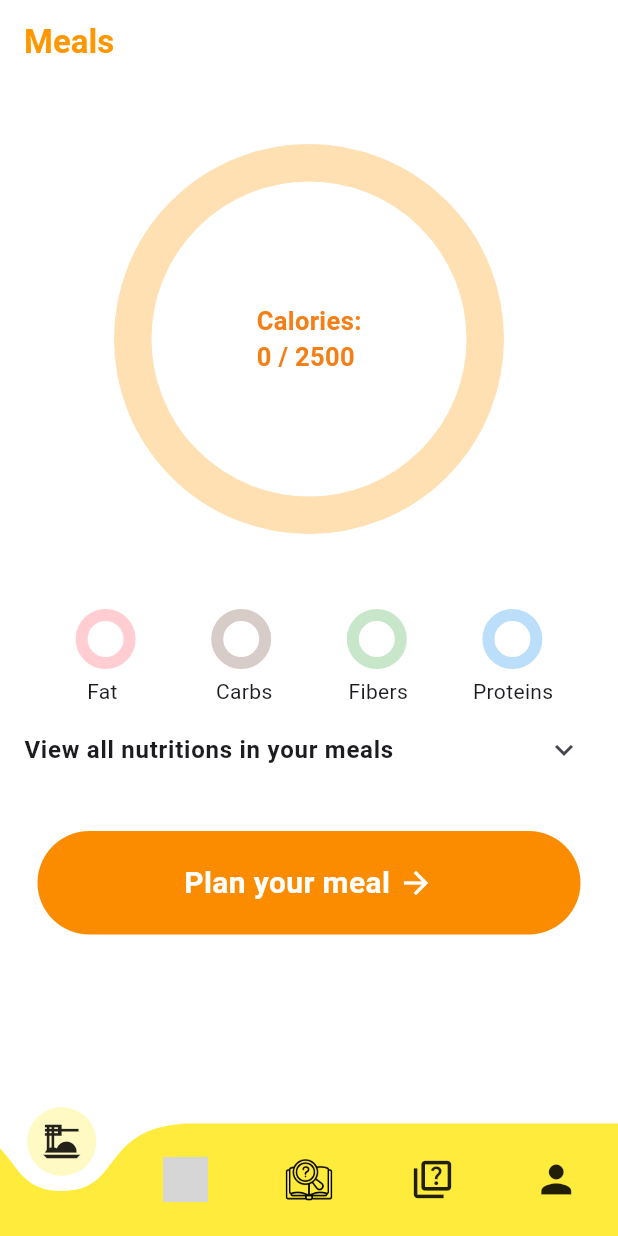
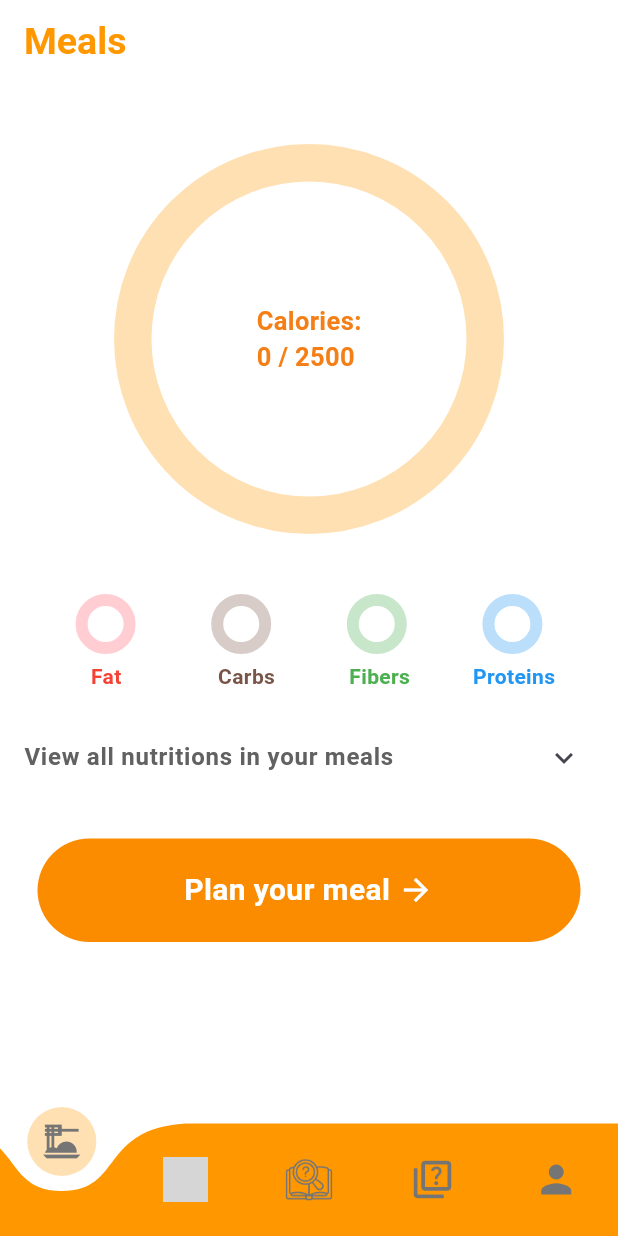
Before and after one commit to qu-ngx/DeFat, a Flutter app: the HomePage screen opened directly, on a phone screen of 412 x 824 dp. Run offline on Flutter 3.47's test engine with Material 3 defaults, Android fonts, the light colour scheme and no system bars; drawn by our look-alikes of curved_navigation_bar, percent_indicator; our stand-ins replace cloud_firestore, firebase_auth, firebase_core, firebase_storage, image_picker, random_string and 1 more; missing offline and left inert: tflite_flutter; accounts and stored records are empty; grey boxes are pictures that could not be loaded.

Commit message:
Recoloring Meals + Nav Bar

```diff
--- a/lib/pages/meal_planner/meal_planner_page.dart
+++ b/lib/pages/meal_planner/meal_planner_page.dart
@@ -36,7 +36,8 @@ class _MealPlannerPageState extends State<MealPlannerPage> {
         automaticallyImplyLeading: false,
         title: const Text(
           "Meals",
-          style: TextStyle(fontWeight: FontWeight.bold, color: Colors.orange),
+          style: TextStyle(
+              fontWeight: FontWeight.bold, color: Colors.orange, fontSize: 25),
         ),
         backgroundColor: Colors.transparent,
       ),
@@ -65,7 +66,7 @@ class _MealPlannerPageState extends State<MealPlannerPage> {
                       ),
                     )),
                     const SizedBox(
-                      height: 50,
+                      height: 40,
                     ),
                     Row(
                       mainAxisAlignment: MainAxisAlignment.spaceEvenly,
@@ -102,18 +103,39 @@ class _MealPlannerPageState extends State<MealPlannerPage> {
                     const Row(
                       mainAxisAlignment: MainAxisAlignment.spaceEvenly,
                       children: [
-                        Text("    Fat     "),
-                        Text(" Carbs"),
-                        Text("  Fibers"),
-                        Text("Proteins")
+                        Text(
+                          "     Fat     ",
+                          style: TextStyle(
+                              color: Colors.red, fontWeight: FontWeight.bold),
+                        ),
+                        Text(
+                          " Carbs",
+                          style: TextStyle(
+                              color: Colors.brown, fontWeight: FontWeight.bold),
+                        ),
+                        Text(
+                          "  Fibers",
+                          style: TextStyle(
+                              color: Colors.green, fontWeight: FontWeight.bold),
+                        ),
+                        Text(
+                          "Proteins",
+                          style: TextStyle(
+                              color: Colors.blue, fontWeight: FontWeight.bold),
+                        )
                       ],
+                    ),
+                    const SizedBox(
+                      height: 15,
                     ),
                     Container(
                       color: Colors.transparent,
                       child: ExpansionTile(
-                        title: const Text(
+                        title: Text(
                           'View all nutritions in your meals',
-                          style: TextStyle(fontWeight: FontWeight.bold),
+                          style: TextStyle(
+                              fontWeight: FontWeight.bold,
+                              color: Colors.grey.shade700),
                         ),
                         children: [
                           const SizedBox(height: 30),
--- a/lib/pages/nav_pages.dart
+++ b/lib/pages/nav_pages.dart
@@ -30,28 +30,41 @@ class _HomePageState extends State<HomePage> {
       backgroundColor: Colors.transparent,
       bottomNavigationBar: CurvedNavigationBar(
           backgroundColor: Colors.transparent,
-          color: Colors.yellow,
+          color: Colors.orange,
           animationDuration: const Duration(milliseconds: 300),
-          buttonBackgroundColor: Colors.yellow.shade100,
+          buttonBackgroundColor: Colors.orange.shade100,
           onTap: (index) {
             setState(() {
               _page = index;
             });
           },
           items: [
-            const Icon(
+            Icon(
               Icons.dinner_dining_sharp,
               size: 30,
+              color: Colors.grey.shade600,
             ),
-            Image.asset('assets/icons/home_camera.png', width: 30, height: 30),
-            Image.asset('assets/icons/dictionary.png', width: 33, height: 33),
-            const Icon(
+            Image.asset(
+              'assets/icons/home_camera.png',
+              width: 30,
+              height: 30,
+              color: Colors.grey.shade600,
+            ),
+            Image.asset(
+              'assets/icons/dictionary.png',
+              width: 33,
+              height: 33,
+              color: Colors.grey.shade600,
+            ),
+            Icon(
               Icons.quiz_outlined,
               size: 30,
+              color: Colors.grey.shade600,
             ),
-            const Icon(
+            Icon(
               Icons.person,
               size: 30,
+              color: Colors.grey.shade600,
             ),
           ]),
 
```
